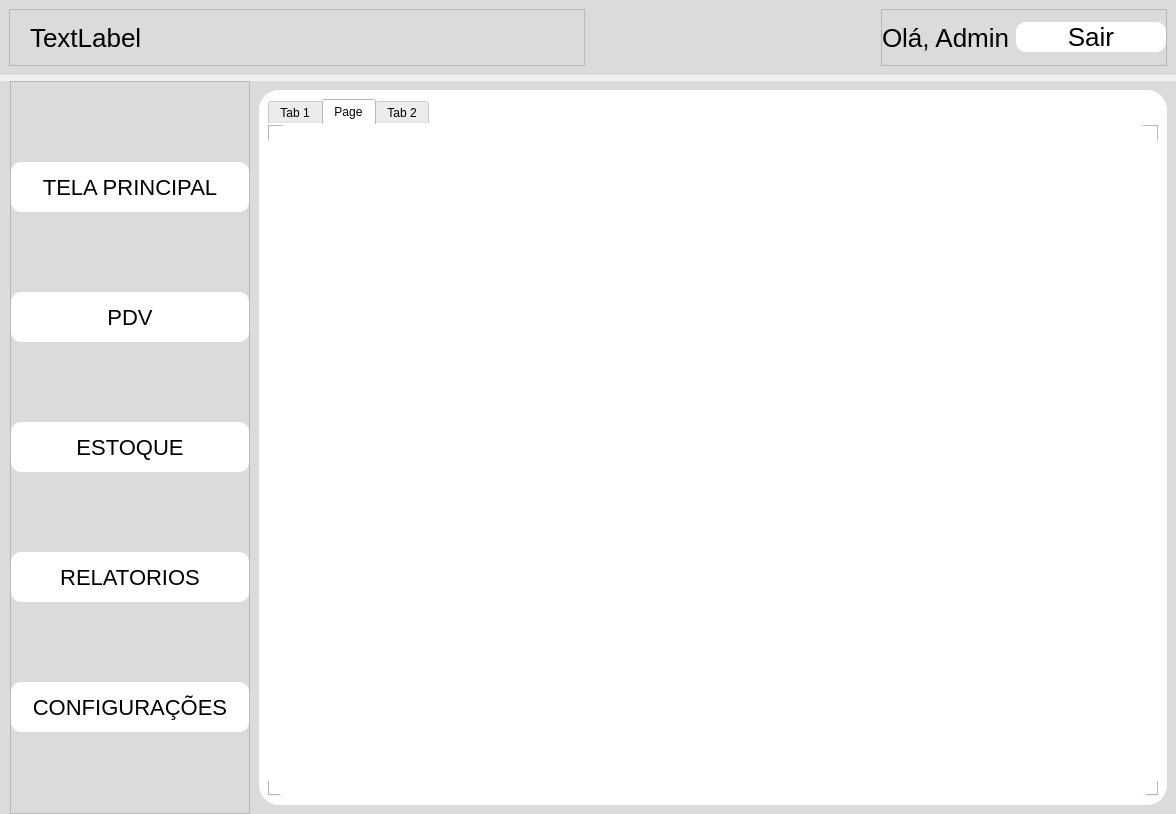
Old version of the form projeto_pyside/ui_tela_principal.ui in the repository CelsoLucas/ListadeExercicios.
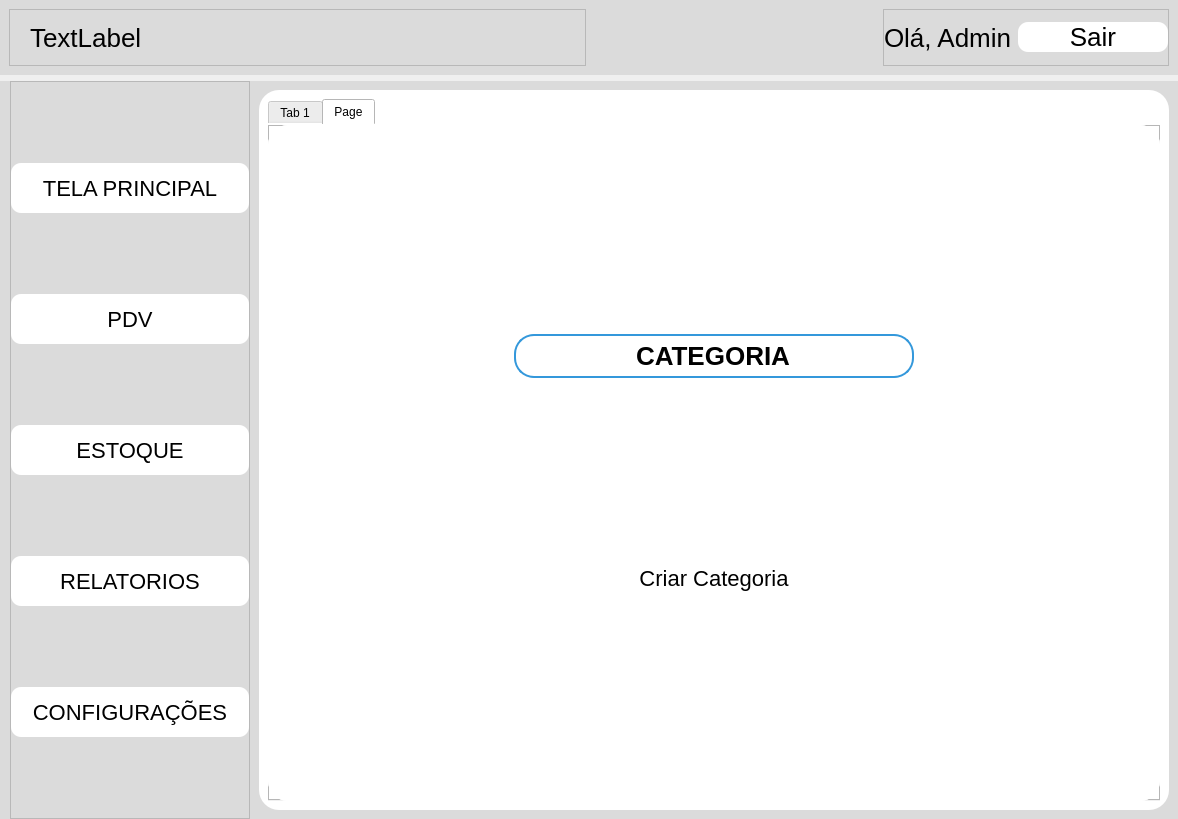
New version of the form. The open tabs and pages were chosen to show the change. Icons and pictures are not drawn.

Patch:
```diff
--- a/projeto_pyside/ui_tela_principal.ui
+++ b/projeto_pyside/ui_tela_principal.ui
@@ -6,10 +6,16 @@
    <rect>
     <x>0</x>
     <y>0</y>
-    <width>853</width>
-    <height>704</height>
+    <width>1178</width>
+    <height>819</height>
    </rect>
   </property>
+  <property name="sizePolicy">
+   <sizepolicy hsizetype="Preferred" vsizetype="Preferred">
+    <horstretch>0</horstretch>
+    <verstretch>0</verstretch>
+   </sizepolicy>
+  </property>
   <property name="windowTitle">
    <string>MainWindow</string>
   </property>
@@ -1976,7 +1982,7 @@
                       </item>
                      </layout>
                     </widget>
-                    <widget class="QWidget" name="page_2">
+                    <widget class="QWidget" name="config_usuarios_2">
                      <layout class="QVBoxLayout" name="verticalLayout_36">
                       <item>
                        <widget class="QFrame" name="frame_2">
@@ -2131,30 +2137,95 @@
                  </attribute>
                  <layout class="QVBoxLayout" name="verticalLayout">
                   <item>
-                   <widget class="QFrame" name="frame_4">
-                    <property name="frameShape">
-                     <enum>QFrame::Shape::StyledPanel</enum>
+                   <widget class="QStackedWidget" name="stackedWidget_5">
+                    <property name="currentIndex">
+                     <number>0</number>
                     </property>
-                    <property name="frameShadow">
-                     <enum>QFrame::Shadow::Raised</enum>
-                    </property>
-                   </widget>
-                  </item>
-                 </layout>
-                </widget>
-                <widget class="QWidget" name="tela_config_3">
-                 <attribute name="title">
-                  <string>Tab 2</string>
-                 </attribute>
-                 <layout class="QVBoxLayout" name="verticalLayout_34">
-                  <item>
-                   <widget class="QFrame" name="frame_5">
-                    <property name="frameShape">
-                     <enum>QFrame::Shape::StyledPanel</enum>
-                    </property>
-                    <property name="frameShadow">
-                     <enum>QFrame::Shadow::Raised</enum>
-                    </property>
+                    <widget class="QWidget" name="page">
+                     <layout class="QVBoxLayout" name="verticalLayout_37">
+                      <item>
+                       <widget class="QWidget" name="widget_4" native="true">
+                        <layout class="QVBoxLayout" name="verticalLayout_38">
+                         <item alignment="Qt::AlignmentFlag::AlignHCenter|Qt::AlignmentFlag::AlignVCenter">
+                          <widget class="QTreeWidget" name="tabela_categoria">
+                           <column>
+                            <property name="text">
+                             <string>ID</string>
+                            </property>
+                            <property name="textAlignment">
+                             <set>AlignCenter</set>
+                            </property>
+                           </column>
+                           <column>
+                            <property name="text">
+                             <string>Categorias</string>
+                            </property>
+                            <property name="textAlignment">
+                             <set>AlignCenter</set>
+                            </property>
+                           </column>
+                          </widget>
+                         </item>
+                         <item alignment="Qt::AlignmentFlag::AlignHCenter">
+                          <widget class="QPushButton" name="btn_adc_categoria">
+                           <property name="text">
+                            <string>Adicionar Categoria</string>
+                           </property>
+                          </widget>
+                         </item>
+                        </layout>
+                       </widget>
+                      </item>
+                     </layout>
+                    </widget>
+                    <widget class="QWidget" name="page_2">
+                     <layout class="QVBoxLayout" name="verticalLayout_39">
+                      <item>
+                       <widget class="QFrame" name="layout_adc_categoria">
+                        <property name="frameShape">
+                         <enum>QFrame::Shape::StyledPanel</enum>
+                        </property>
+                        <property name="frameShadow">
+                         <enum>QFrame::Shadow::Raised</enum>
+                        </property>
+                        <layout class="QGridLayout" name="gridLayout_5">
+                         <item row="0" column="0">
+                          <widget class="QLineEdit" name="input_nome_adc_categoria">
+                           <property name="maximumSize">
+                            <size>
+                             <width>400</width>
+                             <height>16777215</height>
+                            </size>
+                           </property>
+                           <property name="styleSheet">
+                            <string notr="true"/>
+                           </property>
+                           <property name="inputMask">
+                            <string/>
+                           </property>
+                           <property name="text">
+                            <string>CATEGORIA</string>
+                           </property>
+                           <property name="alignment">
+                            <set>Qt::AlignmentFlag::AlignCenter</set>
+                           </property>
+                           <property name="placeholderText">
+                            <string>Telefone</string>
+                           </property>
+                          </widget>
+                         </item>
+                         <item row="1" column="0">
+                          <widget class="QPushButton" name="btn_adc_categoria_2">
+                           <property name="text">
+                            <string>Criar Categoria</string>
+                           </property>
+                          </widget>
+                         </item>
+                        </layout>
+                       </widget>
+                      </item>
+                     </layout>
+                    </widget>
                    </widget>
                   </item>
                  </layout>
```
Left out of the diff: 83 changed lines with no effect on the pictures.
